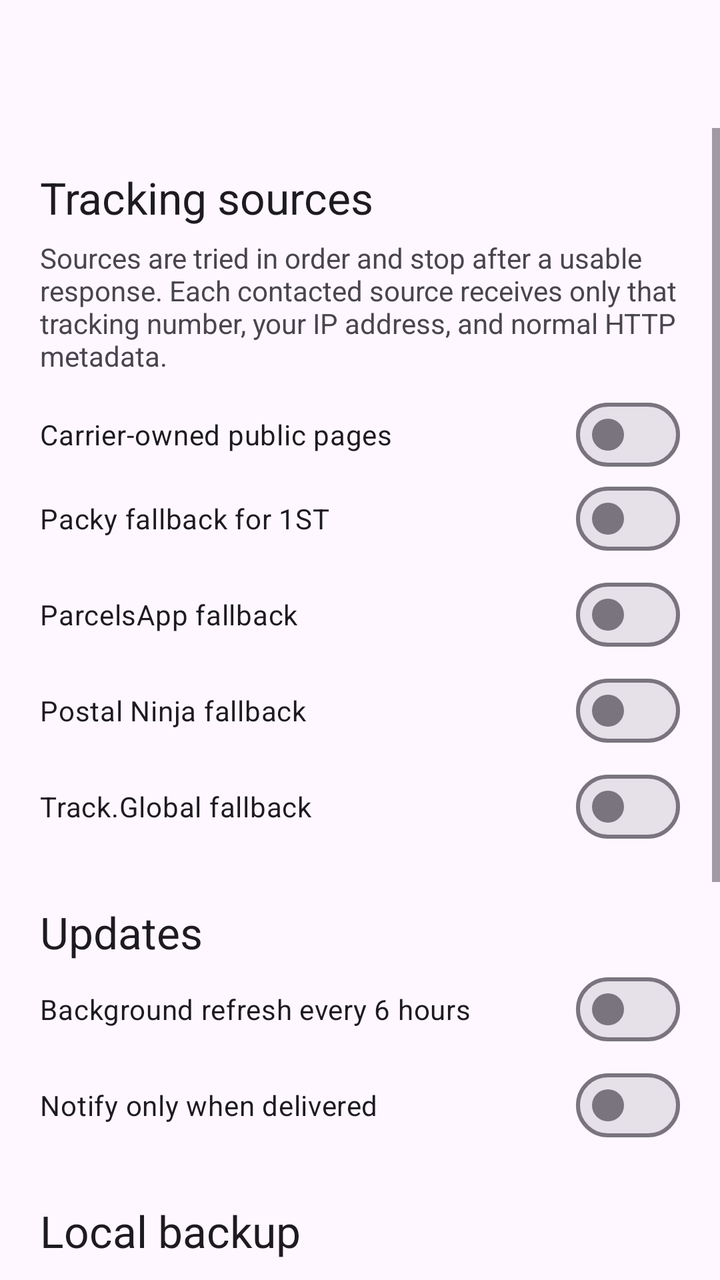
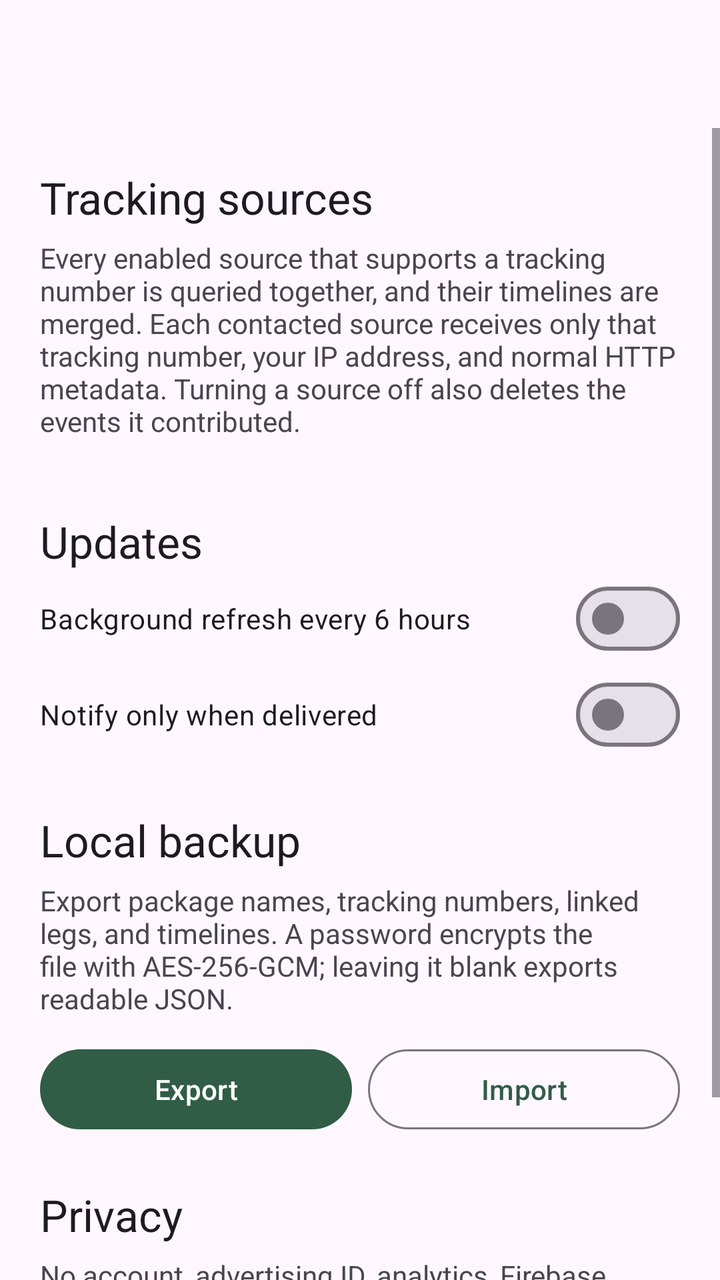

Screens rendered from an Android XML layout before and after an edit, with the pre-edit source and the edit as a unified diff.
<!-- AndroidManifest.xml: application theme Theme.ParcelPal -->
<!-- res/layout/activity_settings.xml -->
<?xml version="1.0" encoding="utf-8"?>
<LinearLayout xmlns:android="http://schemas.android.com/apk/res/android"
    android:layout_width="match_parent"
    android:layout_height="match_parent"
    android:orientation="vertical">

    <com.google.android.material.appbar.MaterialToolbar
        android:id="@+id/toolbar"
        android:layout_width="match_parent"
        android:layout_height="wrap_content"
        android:background="?attr/colorSurface"
        android:title="Settings" />

    <ScrollView android:layout_width="match_parent" android:layout_height="match_parent">
        <LinearLayout android:layout_width="match_parent" android:layout_height="wrap_content" android:orientation="vertical" android:padding="20dp">
            <TextView android:layout_width="match_parent" android:layout_height="wrap_content" android:text="Tracking sources" android:textAppearance="?attr/textAppearanceTitleLarge" />
            <TextView android:layout_width="match_parent" android:layout_height="wrap_content" android:paddingTop="6dp" android:text="Sources are tried in order and stop after a usable response. Each contacted source receives only that tracking number, your IP address, and normal HTTP metadata." />
            <com.google.android.material.materialswitch.MaterialSwitch android:id="@+id/directSwitch" android:layout_width="match_parent" android:layout_height="wrap_content" android:paddingTop="12dp" android:text="Carrier-owned public pages" />
            <com.google.android.material.materialswitch.MaterialSwitch android:id="@+id/packySwitch" android:layout_width="match_parent" android:layout_height="wrap_content" android:text="Packy fallback for 1ST" />
            <com.google.android.material.materialswitch.MaterialSwitch android:id="@+id/parcelsSwitch" android:layout_width="match_parent" android:layout_height="wrap_content" android:text="ParcelsApp fallback" />
            <com.google.android.material.materialswitch.MaterialSwitch android:id="@+id/postalNinjaSwitch" android:layout_width="match_parent" android:layout_height="wrap_content" android:text="Postal Ninja fallback" />
            <com.google.android.material.materialswitch.MaterialSwitch android:id="@+id/trackGlobalSwitch" android:layout_width="match_parent" android:layout_height="wrap_content" android:text="Track.Global fallback" />

            <TextView android:layout_width="match_parent" android:layout_height="wrap_content" android:paddingTop="24dp" android:text="Updates" android:textAppearance="?attr/textAppearanceTitleLarge" />
            <com.google.android.material.materialswitch.MaterialSwitch android:id="@+id/backgroundSwitch" android:layout_width="match_parent" android:layout_height="wrap_content" android:text="Background refresh every 6 hours" />
            <com.google.android.material.materialswitch.MaterialSwitch android:id="@+id/deliveredOnlySwitch" android:layout_width="match_parent" android:layout_height="wrap_content" android:text="Notify only when delivered" />

            <TextView android:layout_width="match_parent" android:layout_height="wrap_content" android:paddingTop="24dp" android:text="Local backup" android:textAppearance="?attr/textAppearanceTitleLarge" />
            <TextView android:layout_width="match_parent" android:layout_height="wrap_content" android:paddingTop="6dp" android:text="Export package names, tracking numbers, linked legs, and timelines. A password encrypts the file with AES-256-GCM; leaving it blank exports readable JSON." />
            <LinearLayout android:layout_width="match_parent" android:layout_height="wrap_content" android:orientation="horizontal" android:paddingTop="12dp">
                <com.google.android.material.button.MaterialButton android:id="@+id/exportButton" android:layout_width="0dp" android:layout_height="wrap_content" android:layout_weight="1" android:text="Export" />
                <com.google.android.material.button.MaterialButton android:id="@+id/importButton" style="@style/Widget.Material3.Button.OutlinedButton" android:layout_width="0dp" android:layout_height="wrap_content" android:layout_marginStart="8dp" android:layout_weight="1" android:text="Import" />
            </LinearLayout>

            <TextView android:layout_width="match_parent" android:layout_height="wrap_content" android:paddingTop="24dp" android:text="Privacy" android:textAppearance="?attr/textAppearanceTitleLarge" />
            <TextView android:layout_width="match_parent" android:layout_height="wrap_content" android:paddingTop="6dp" android:text="No account, advertising ID, analytics, Firebase, telemetry, cloud backup, contacts, location, email access, or ParcelPal-operated server. The camera permission is used only when you choose Scan barcode. HTTPS and per-source hostname allowlists are enforced." />
        </LinearLayout>
    </ScrollView>
</LinearLayout>
<!-- resources referenced by this layout -->
<resources>
  <style name="Theme.ParcelPal" parent="Theme.Material3.DayNight.NoActionBar">
          <item name="colorPrimary">@color/primary</item>
          <item name="colorOnPrimary">@color/on_primary</item>
          <item name="android:colorAccent">@color/primary</item>
          <item name="android:navigationBarColor">@color/surface</item>
      </style>
  <color name="primary">#315C46</color>
  <color name="on_primary">#FFFFFF</color>
  <color name="surface">#FAFDF9</color>
</resources>

<!-- the commit's change to res/layout/activity_settings.xml (unified diff, before → after) -->
@@ -14,12 +14,8 @@
     <ScrollView android:layout_width="match_parent" android:layout_height="match_parent">
         <LinearLayout android:layout_width="match_parent" android:layout_height="wrap_content" android:orientation="vertical" android:padding="20dp">
             <TextView android:layout_width="match_parent" android:layout_height="wrap_content" android:text="Tracking sources" android:textAppearance="?attr/textAppearanceTitleLarge" />
-            <TextView android:layout_width="match_parent" android:layout_height="wrap_content" android:paddingTop="6dp" android:text="Sources are tried in order and stop after a usable response. Each contacted source receives only that tracking number, your IP address, and normal HTTP metadata." />
-            <com.google.android.material.materialswitch.MaterialSwitch android:id="@+id/directSwitch" android:layout_width="match_parent" android:layout_height="wrap_content" android:paddingTop="12dp" android:text="Carrier-owned public pages" />
-            <com.google.android.material.materialswitch.MaterialSwitch android:id="@+id/packySwitch" android:layout_width="match_parent" android:layout_height="wrap_content" android:text="Packy fallback for 1ST" />
-            <com.google.android.material.materialswitch.MaterialSwitch android:id="@+id/parcelsSwitch" android:layout_width="match_parent" android:layout_height="wrap_content" android:text="ParcelsApp fallback" />
-            <com.google.android.material.materialswitch.MaterialSwitch android:id="@+id/postalNinjaSwitch" android:layout_width="match_parent" android:layout_height="wrap_content" android:text="Postal Ninja fallback" />
-            <com.google.android.material.materialswitch.MaterialSwitch android:id="@+id/trackGlobalSwitch" android:layout_width="match_parent" android:layout_height="wrap_content" android:text="Track.Global fallback" />
+            <TextView android:layout_width="match_parent" android:layout_height="wrap_content" android:paddingTop="6dp" android:text="Every enabled source that supports a tracking number is queried together, and their timelines are merged. Each contacted source receives only that tracking number, your IP address, and normal HTTP metadata. Turning a source off also deletes the events it contributed." />
+            <LinearLayout android:id="@+id/sourcesContainer" android:layout_width="match_parent" android:layout_height="wrap_content" android:orientation="vertical" android:paddingTop="12dp" />
 
             <TextView android:layout_width="match_parent" android:layout_height="wrap_content" android:paddingTop="24dp" android:text="Updates" android:textAppearance="?attr/textAppearanceTitleLarge" />
             <com.google.android.material.materialswitch.MaterialSwitch android:id="@+id/backgroundSwitch" android:layout_width="match_parent" android:layout_height="wrap_content" android:text="Background refresh every 6 hours" />
